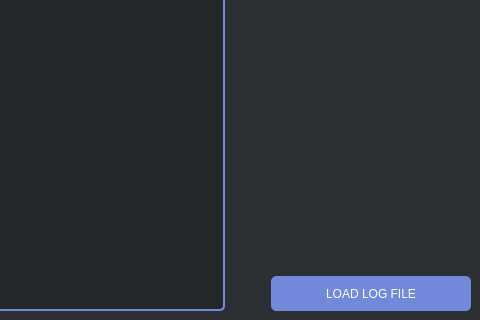
Old version of the form AccountTracker/Views/Forms/mainwindow.ui in the repository KaledaKirill/AccountTracker; both pictures show x 345 to 825 and y 299 to 619 of the 825 by 619 pixel window.
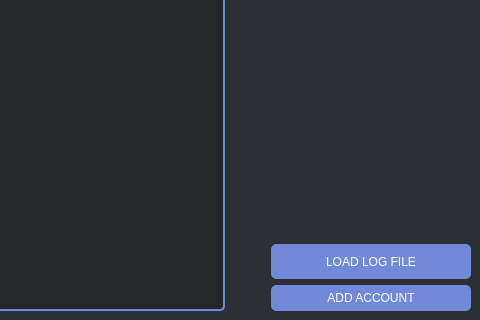
New version of the form. Icons and pictures are not drawn.

Commit message: Implement IAccountsDAO

Patch:
```diff
--- a/AccountTracker/Views/Forms/mainwindow.ui
+++ b/AccountTracker/Views/Forms/mainwindow.ui
@@ -198,6 +198,13 @@
         </property>
        </widget>
       </item>
+      <item>
+       <widget class="QPushButton" name="addAccountBtn">
+        <property name="text">
+         <string>ADD ACCOUNT</string>
+        </property>
+       </widget>
+      </item>
      </layout>
     </item>
    </layout>
```
The commit also changes 8 other files.
